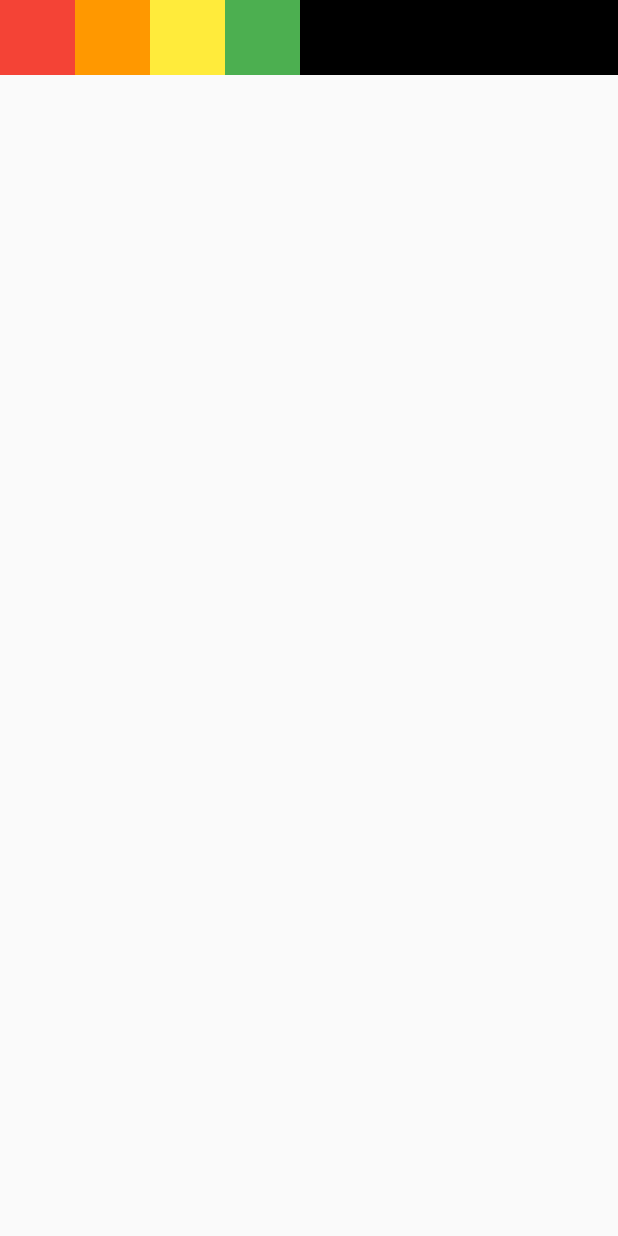
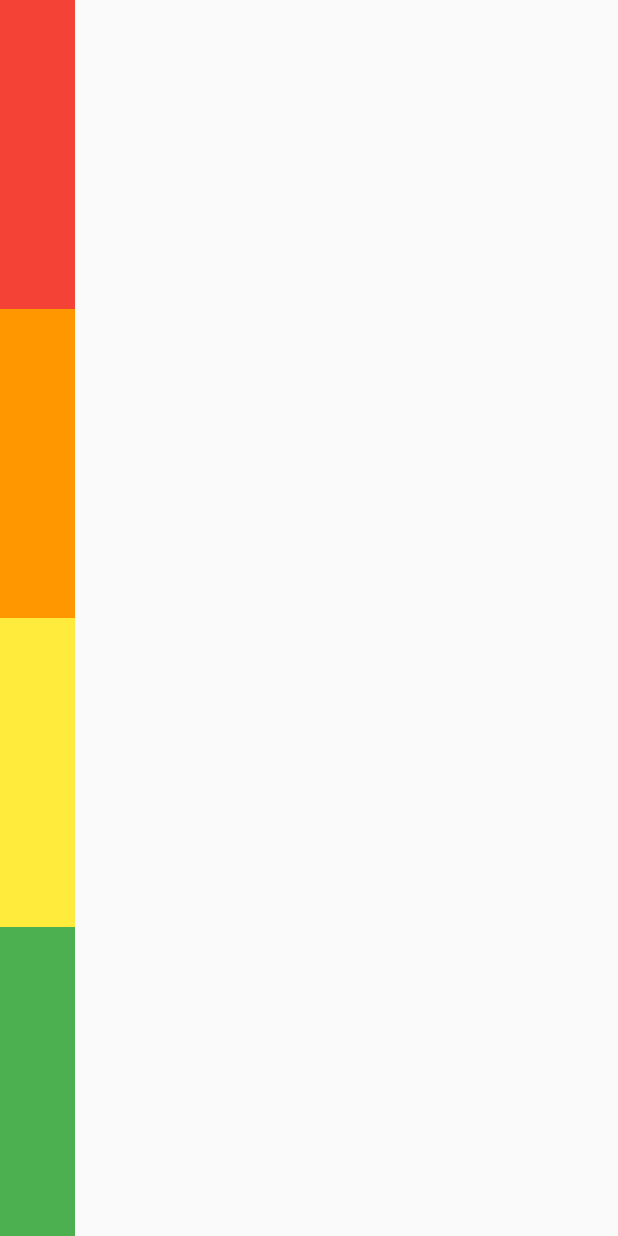
Before and after one commit to 061116pjh/flutter_projects, a Flutter app: the screen it shows after launch, on a phone screen of 412 x 824 dp. Run offline on Flutter 3.47's test engine with Material 2 defaults, Android fonts, the phone set to English and light mode, and no system bars.

Commit message:
FEAT: add coment

```diff
--- a/row_and_column/lib/screen/home_screen.dart
+++ b/row_and_column/lib/screen/home_screen.dart
@@ -10,7 +10,14 @@ class HomeScreen extends StatelessWidget {
         bottom: false,
         child: Container(
           color: Colors.black,
-          child: Row(
+          // height: MediaQuery.of(context).size.height,
+          // 디바이스의 높이 값만큼 차지한다.
+
+          // width: MediaQuery.of(context).size.width,
+          // 디바이스의 너비 값만큼 차지한다.
+
+          child: Column(
+            // mainAxisAlignment: MainAxisAlignment.start,
             // MainAxisAlignment - 주축 정렬
             // start - 시작
             // end - 끝
@@ -19,27 +26,50 @@ class HomeScreen extends StatelessWidget {
             // spaceEvenly - 위젯을 같은 간격으로 배치하지만 끝과
             //               끝에도  위젯이 아닌 빈 간격으로 시작한다.
             // spaceAround - spaceEvenly + 끝과 끝의 간격은 1/2
-            mainAxisAlignment: MainAxisAlignment.start,
+
+            // crossAxisAlignment: CrossAxisAlignment.start,
+            // crossAxisAlignment - 보조축 정렬
+            // start - 시작
+            // end - 끝
+            // center - 가운데 (기본값)
+            // stretch - 최대한으로 늘린다.
+
+            // mainAxisSize: MainAxisSize.max,
+            // MainAxisSize - 주축 크기
+            // max - 최대
+            // min - 최소
             children: [
-              Container(
+              // Expanded / Flexible
+              // Expanded - 빈 공간을 차지함
+              // Flexible - 빈 공간을 버림
+              // flex - 비율
+              Expanded(
+                child: Container(
                   color: Colors.red,
                   width: 50.0,
                   height: 50.0,
                 ),
-              Container(
+              ),
+              Expanded(
+                child: Container(
                   color: Colors.orange,
                   width: 50.0,
                   height: 50.0,
                 ),
-              Container(
+              ),
+              Expanded(
+                child: Container(
                   color: Colors.yellow,
                   width: 50.0,
                   height: 50.0,
                 ),
-              Container(
+              ),
+              Expanded(
+                child: Container(
                   color: Colors.green,
                   width: 50.0,
                   height: 50.0,
+                ),
               ),
             ],
           ),
```
Lines whose indentation alone changed are shown as unchanged.
